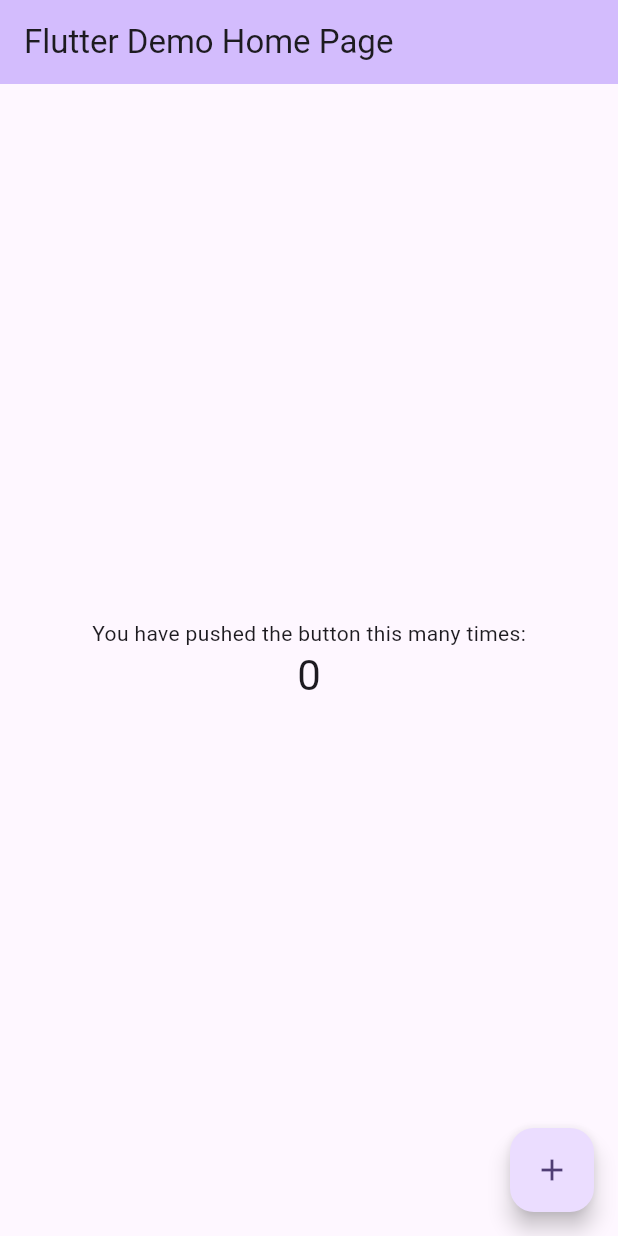
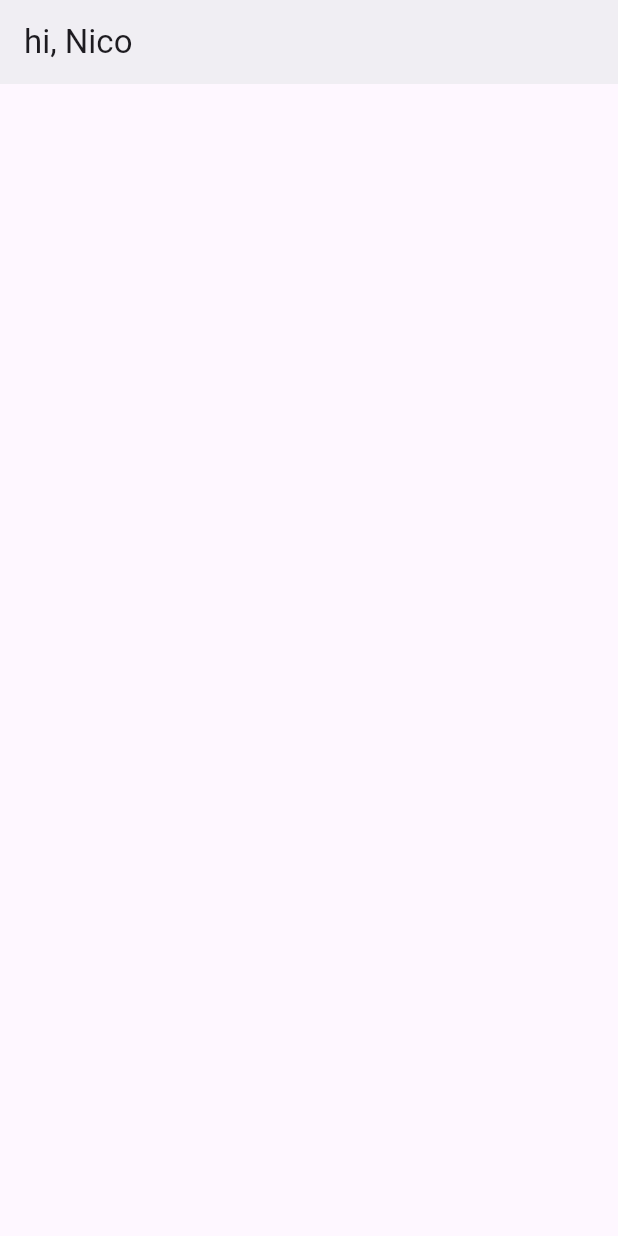
Before and after one commit to nicoovillarr/trgtz, a Flutter app: the screen it shows after launch, on a phone screen of 412 x 824 dp. Run offline on Flutter 3.47's test engine with Material 3 defaults, Android fonts, the phone set to English and light mode, and no system bars.

Commit message:
[#2] Create the home screen structure

```diff
--- a/mobile/lib/main.dart
+++ b/mobile/lib/main.dart
@@ -1,4 +1,5 @@
 import 'package:flutter/material.dart';
+import 'package:mobile/screens/index.dart';
 
 void main() {
   runApp(const MyApp());
@@ -11,115 +12,13 @@ class MyApp extends StatelessWidget {
   @override
   Widget build(BuildContext context) {
     return MaterialApp(
-      title: 'Flutter Demo',
+      title: 'YGoal',
+      debugShowCheckedModeBanner: false,
       theme: ThemeData(
-        // This is the theme of your application.
-        //
-        // TRY THIS: Try running your application with "flutter run". You'll see
-        // the application has a blue toolbar. Then, without quitting the app,
-        // try changing the seedColor in the colorScheme below to Colors.green
-        // and then invoke "hot reload" (save your changes or press the "hot
-        // reload" button in a Flutter-supported IDE, or press "r" if you used
-        // the command line to start the app).
-        //
-        // Notice that the counter didn't reset back to zero; the application
-        // state is not lost during the reload. To reset the state, use hot
-        // restart instead.
-        //
-        // This works for code too, not just values: Most code changes can be
-        // tested with just a hot reload.
         colorScheme: ColorScheme.fromSeed(seedColor: Colors.deepPurple),
         useMaterial3: true,
       ),
-      home: const MyHomePage(title: 'Flutter Demo Home Page'),
+      home: const HomeScreen(),
     );
   }
 }
-
-class MyHomePage extends StatefulWidget {
-  const MyHomePage({super.key, required this.title});
-
-  // This widget is the home page of your application. It is stateful, meaning
-  // that it has a State object (defined below) that contains fields that affect
-  // how it looks.
-
-  // This class is the configuration for the state. It holds the values (in this
-  // case the title) provided by the parent (in this case the App widget) and
-  // used by the build method of the State. Fields in a Widget subclass are
-  // always marked "final".
-
-  final String title;
-
-  @override
-  State<MyHomePage> createState() => _MyHomePageState();
-}
-
-class _MyHomePageState extends State<MyHomePage> {
-  int _counter = 0;
-
-  void _incrementCounter() {
-    setState(() {
-      // This call to setState tells the Flutter framework that something has
-      // changed in this State, which causes it to rerun the build method below
-      // so that the display can reflect the updated values. If we changed
-      // _counter without calling setState(), then the build method would not be
-      // called again, and so nothing would appear to happen.
-      _counter++;
-    });
-  }
-
-  @override
-  Widget build(BuildContext context) {
-    // This method is rerun every time setState is called, for instance as done
-    // by the _incrementCounter method above.
-    //
-    // The Flutter framework has been optimized to make rerunning build methods
-    // fast, so that you can just rebuild anything that needs updating rather
-    // than having to individually change instances of widgets.
-    return Scaffold(
-      appBar: AppBar(
-        // TRY THIS: Try changing the color here to a specific color (to
-        // Colors.amber, perhaps?) and trigger a hot reload to see the AppBar
-        // change color while the other colors stay the same.
-        backgroundColor: Theme.of(context).colorScheme.inversePrimary,
-        // Here we take the value from the MyHomePage object that was created by
-        // the App.build method, and use it to set our appbar title.
-        title: Text(widget.title),
-      ),
-      body: Center(
-        // Center is a layout widget. It takes a single child and positions it
-        // in the middle of the parent.
-        child: Column(
-          // Column is also a layout widget. It takes a list of children and
-          // arranges them vertically. By default, it sizes itself to fit its
-          // children horizontally, and tries to be as tall as its parent.
-          //
-          // Column has various properties to control how it sizes itself and
-          // how it positions its children. Here we use mainAxisAlignment to
-          // center the children vertically; the main axis here is the vertical
-          // axis because Columns are vertical (the cross axis would be
-          // horizontal).
-          //
-          // TRY THIS: Invoke "debug painting" (choose the "Toggle Debug Paint"
-          // action in the IDE, or press "p" in the console), to see the
-          // wireframe for each widget.
-          mainAxisAlignment: MainAxisAlignment.center,
-          children: <Widget>[
-            const Text(
-              'You have pushed the button this many times:',
-            ),
-            Text(
-              '$_counter',
-              style: Theme.of(context).textTheme.headlineMedium,
-            ),
-          ],
-        ),
-      ),
-      floatingActionButton: FloatingActionButton(
-        onPressed: _incrementCounter,
-        tooltip: 'Increment',
-        child: const Icon(Icons.add),
-      ), // This trailing comma makes auto-formatting nicer for build methods.
-    );
-  }
-}
--- /dev/null
+++ b/mobile/lib/screens/home/home_screen.dart
@@ -0,0 +1,35 @@
+import 'package:flutter/material.dart';
+
+class HomeScreen extends StatefulWidget {
+  const HomeScreen({super.key});
+
+  @override
+  State<HomeScreen> createState() => _HomeScreenState();
+}
+
+class _HomeScreenState extends State<HomeScreen> {
+  @override
+  Widget build(BuildContext context) {
+    return Scaffold(
+      appBar: _buildAppBar(),
+      body: _buildScrollView(),
+    );
+  }
+
+  AppBar _buildAppBar() => AppBar(
+        title: const Text('hi, Nico'),
+        backgroundColor: Colors.white,
+        elevation: 5,
+      );
+
+  Widget _buildScrollView() => SingleChildScrollView(
+        child: Wrap(
+          direction: Axis.vertical,
+          children: _buildBody(),
+        ),
+      );
+
+  List<Widget> _buildBody() => [
+        // ... content
+      ];
+}
--- /dev/null
+++ b/mobile/lib/screens/home/index.dart
@@ -0,0 +1 @@
+export './home_screen.dart';
--- /dev/null
+++ b/mobile/lib/screens/index.dart
@@ -0,0 +1 @@
+export './home/index.dart';
```
